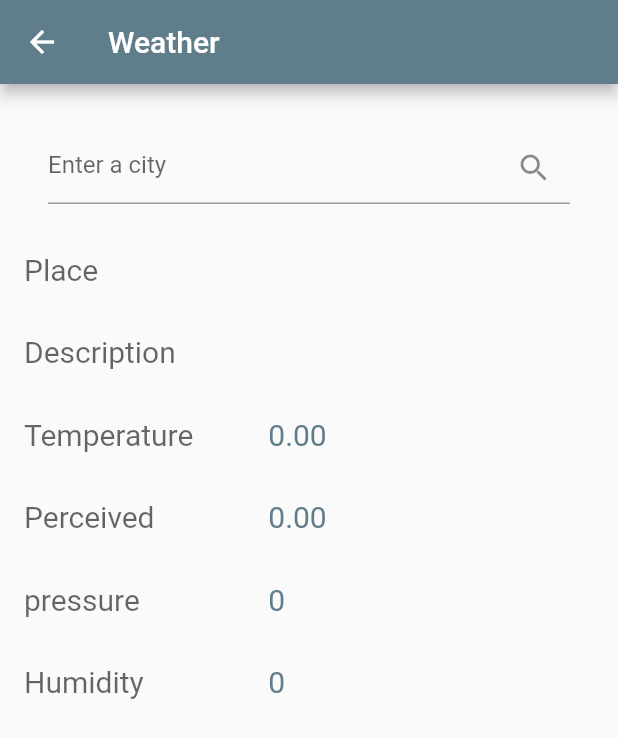
After one commit to GabrielKNdara/GloboFinest, a Flutter app: the WeatherScreen screen opened directly, on a phone screen of 412 x 824 dp. The commit adds this screen. Shown: the top 738 px of the screen. Run offline on Flutter 3.47's test engine with Material 2 defaults, Android fonts, the phone set to English and light mode, and no system bars.

Commit message:
second commit

```diff
--- /dev/null
+++ b/lib/data/http_helper.dart
@@ -0,0 +1,19 @@
+import 'package:http/http.dart' as http;
+import 'dart:convert';
+import '/data/weather.dart';
+
+class HttpHelper{
+  // https://api.openweathermap.org/data/2.5/weather?q=windhoek&appid=6c5b2741a403e4f7a51c9882f9898c45
+  final String authority ='api.openweathermap.org';
+  final String path = 'data/2.5/weather';
+  final String apiKey = '6c5b2741a403e4f7a51c9882f9898c45';
+
+  Future<Weather> getWeather(String location) async{
+    Map<String, dynamic> parameters = {'q': location, 'appId':apiKey};
+    Uri uri = Uri.https(authority, path, parameters);
+    http.Response result = await http.get(uri);
+    Map<String, dynamic> data = json.decode(result.body);
+    Weather weather = Weather.fromJson(data);
+    return weather;
+  }
+}
--- /dev/null
+++ b/lib/data/weather.dart
@@ -0,0 +1,20 @@
+class Weather{
+  String name = '';
+  String description = '';
+  double temperature = 0;
+  double perceived = 0;
+  int pressure = 0;
+  int humidity = 0;
+
+  Weather(this.name, this.description, this.temperature, this.perceived, this.pressure, this.humidity);
+
+  Weather.fromJson(Map<String, dynamic> weatherMap){
+    this.name = weatherMap['name'];
+    // this.temperature = (weatherMap['main']['temp'] * (9/5) - 459.67 ) ?? 0;
+    this.temperature = (weatherMap['main']['temp'] - 273.15 ) ?? 0;
+    this.temperature = (weatherMap['main']['feels-like'] - 273.15 ) ?? 0;
+    this.temperature = weatherMap['main']['pressure']  ?? 0;
+    this.temperature = weatherMap['main']['humidity']  ?? 0;
+    this.description = weatherMap['weather'][0]['main'] ?? '';
+  }
+}
--- /dev/null
+++ b/lib/screens/weather-screen.dart
@@ -0,0 +1,78 @@
+import 'package:flutter/material.dart';
+import '../data/http_helper.dart';
+import '../data/weather.dart';
+
+class WeatherScreen extends StatefulWidget {
+
+  const WeatherScreen({Key? key}) : super(key: key);
+
+  @override
+  State<WeatherScreen> createState() => _WeatherScreenState();
+}
+
+class _WeatherScreenState extends State<WeatherScreen> {
+  final TextEditingController txtPlace = TextEditingController();
+ Weather  result = Weather('','',0,0,0,0);
+  @override
+  Widget build(BuildContext context) {
+    return Scaffold(
+      appBar: AppBar(title: Text('Weather')),
+      body: Padding(
+        padding: EdgeInsets.all(16),
+        child: ListView(
+          children: [
+            Padding(padding: EdgeInsets.all(16),
+            child: TextField(
+              controller: txtPlace,
+              decoration: InputDecoration(
+                hintText: 'Enter a city',
+                suffixIcon: IconButton(
+                  icon: Icon(Icons.search),
+                  onPressed: getData
+                )
+              )
+            )
+            ),
+            weatherRow('Place', result.name),
+            weatherRow('Description', result.description),
+            weatherRow('Temperature', result.temperature.toStringAsFixed(2)),
+            weatherRow('Perceived', result.perceived.toStringAsFixed(2)),
+            weatherRow('pressure', result.pressure.toString()),
+            weatherRow('Humidity', result.humidity.toString()),
+          ]
+        ),
+      )
+    );
+  }
+  Future getData() async{
+    HttpHelper helper = HttpHelper();
+    result = await helper.getWeather(txtPlace.text);
+    setState(() {
+
+    });
+  }
+  Widget weatherRow(String label, String value){
+    Widget row = Padding(
+      padding: EdgeInsets.symmetric(vertical:16),
+      child: Row(
+        children: [
+          Expanded(
+            flex: 3,
+            child: Text(label, style: TextStyle(
+              fontSize:20,
+              color: Theme.of(context).hintColor,
+            ))
+          ),
+          Expanded(
+              flex: 4,
+              child: Text(value, style: TextStyle(
+                fontSize:20,
+                color: Theme.of(context).primaryColor,
+              ))
+          )
+        ]
+      )
+    );
+    return row;
+  }
+}
--- a/lib/shared/menu_drawer.dart
+++ b/lib/shared/menu_drawer.dart
@@ -1,4 +1,5 @@
 import 'package:flutter/material.dart';
+import 'package:globo_fitness/screens/weather-screen.dart';
 import '../screens/bmi_screen.dart';
 import '../screens/intro_screen.dart';
 
@@ -38,6 +39,9 @@ class MenuDrawer extends StatelessWidget {
             case 'BMI Calculator':
               screen = BmiScreen();
               break;
+            case 'Weather':
+              screen = WeatherScreen();
+              break;
 
           }
           Navigator.of(context).pop();
--- a/pubspec.yaml
+++ b/pubspec.yaml
@@ -39,7 +39,7 @@ dependencies:
 dev_dependencies:
   flutter_test:
     sdk: flutter
-
+  http: ^0.13.5
   # The "flutter_lints" package below contains a set of recommended lints to
   # encourage good coding practices. The lint set provided by the package is
   # activated in the `analysis_options.yaml` file located at the root of your
```
Also changed, not shown: pubspec.lock.
